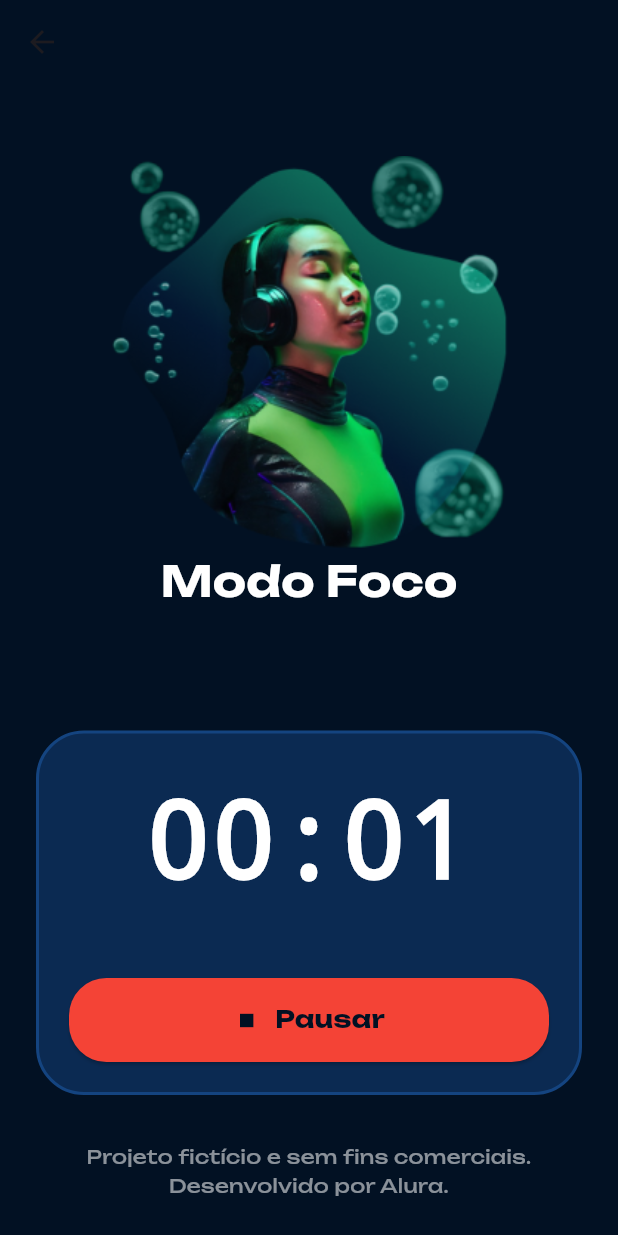
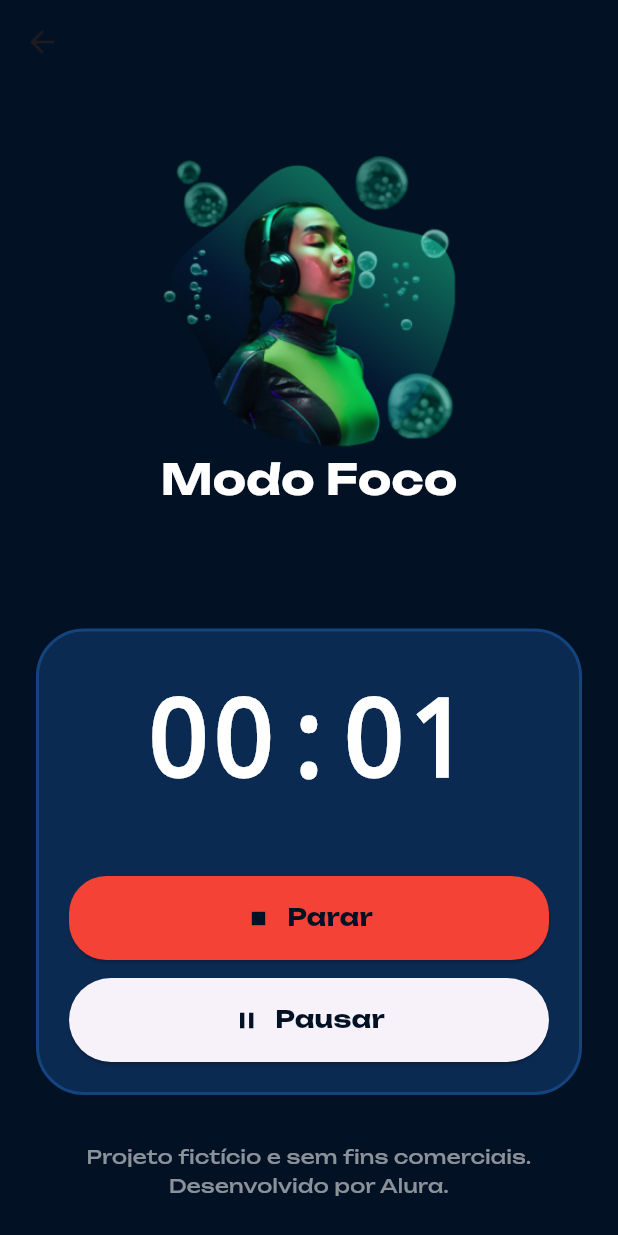
Before and after one commit to LeonardoCamargo31/flutter-fokus, a Flutter app: the TimerPage screen opened directly, after a tap on "Iniciar", on a phone screen of 412 x 824 dp. Run offline on Flutter 3.47's test engine with Material 3 defaults, Android fonts, the phone set to English and light mode, and no system bars; our stand-ins replace google_fonts.

```diff
--- a/lib/app/view/widgets/timer_widget.dart
+++ b/lib/app/view/widgets/timer_widget.dart
@@ -16,6 +16,7 @@ class TimerWidget extends StatefulWidget {
 
 class _TimerWidgetState extends State<TimerWidget> {
   final timerViewModel = TimerViewModel();
+  final isPausedNotifier = ValueNotifier<bool>(false);
 
   @override
   void initState() {
@@ -72,8 +73,9 @@ class _TimerWidgetState extends State<TimerWidget> {
                     if(isPlaying) {
                       timerViewModel.stopTimer();
                     } else {
-                      timerViewModel.startTimer(widget.initialMinutes);
+                      timerViewModel.startTimer(widget.initialMinutes, isPausedNotifier);
                     }
+                    isPausedNotifier.value = false;
                   },
                   style: ElevatedButton.styleFrom(
                     backgroundColor: isPlaying ? Colors.red : AppConfig.buttonColor,
@@ -92,7 +94,7 @@ class _TimerWidgetState extends State<TimerWidget> {
                       Icon(isPlaying ? Icons.stop : Icons.play_arrow, color: AppConfig.backgroundColor),
                       const SizedBox(width: 10),
                       Text(
-                        isPlaying ? "Pausar" : "Iniciar",
+                        isPlaying ? "Parar" : "Iniciar",
                         style: const TextStyle(
                           fontSize: 16,
                           fontWeight: FontWeight.bold,
@@ -105,6 +107,47 @@ class _TimerWidgetState extends State<TimerWidget> {
               },
             ),
           ),
+          SizedBox(height: 12),
+
+          ValueListenableBuilder(
+            valueListenable: isPausedNotifier,
+            builder: (context, isPaused, child) {
+
+              return ListenableBuilder(
+                listenable: timerViewModel,
+                builder: (context, child) {
+                  if(!timerViewModel.isPlaying) {
+                    return SizedBox.shrink();
+                  }
+
+                  return SizedBox(
+                    width: double.infinity,
+                    height: 56,
+                    child: ElevatedButton(
+                      onPressed: () {
+                        isPausedNotifier.value = !isPaused;
+                      },
+                      child: Row(
+                        mainAxisAlignment: MainAxisAlignment.center,
+                        children: [
+                          Icon(isPaused ? Icons.play_arrow : Icons.pause, color: AppConfig.backgroundColor),
+                          const SizedBox(width: 10),
+                          Text(
+                            isPaused ? "Continuar" : "Pausar",
+                            style: const TextStyle(
+                              fontSize: 16,
+                              fontWeight: FontWeight.bold,
+                              color: AppConfig.backgroundColor,
+                            ),
+                          ),
+                        ],
+                      ),
+                    )
+                  );
+                }
+              );
+            },
+          ),
         ],
       ),
     );
--- a/lib/app/view_model/timer_view_model.dart
+++ b/lib/app/view_model/timer_view_model.dart
@@ -6,12 +6,14 @@ class TimerViewModel extends ChangeNotifier {
   Timer? timer;
   Duration duration = Duration.zero;
 
-  void startTimer(int initialMinutes) {
+  void startTimer(int initialMinutes, ValueNotifier<bool> isPausedNotify) {
     duration = Duration.zero;
     isPlaying = true;
     notifyListeners();
 
     timer = Timer.periodic(Duration(seconds: 1), (timer) {
+      if (isPausedNotify.value) return;
+
       if(duration.inMinutes < initialMinutes) {
         duration+= Duration(seconds: 1);
         notifyListeners();
@@ -24,7 +26,6 @@ class TimerViewModel extends ChangeNotifier {
   void stopTimer() {
     isPlaying = false;
     timer?.cancel();
-    duration = Duration.zero;
     notifyListeners();
   }
 }
```
